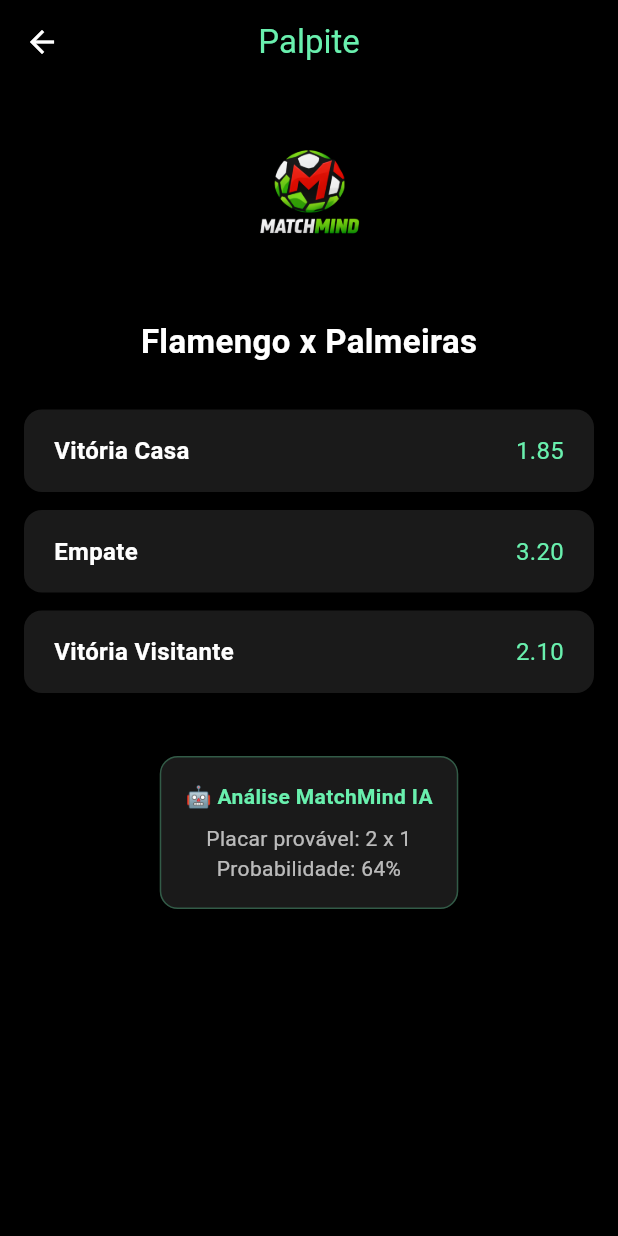
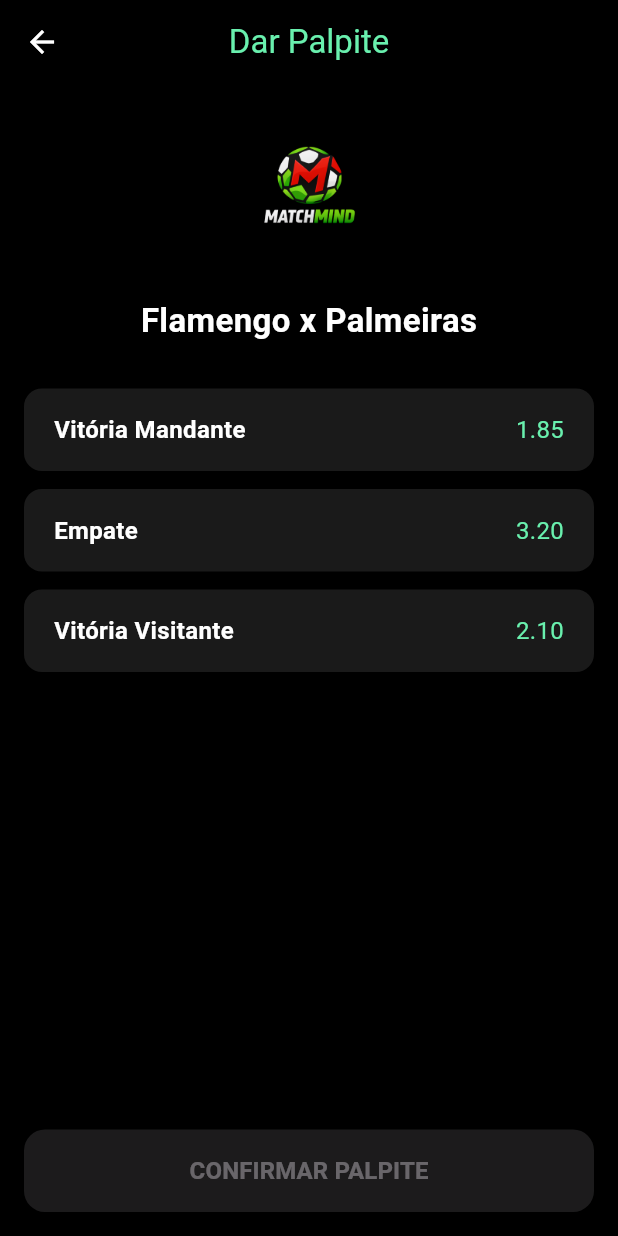
Before and after one commit to Franmateusatelie/matchmind, a Flutter app: the screen it shows after launch, after a tap on "ANALISAR / DAR PALPITE", on a phone screen of 412 x 824 dp. Run offline on Flutter 3.47's test engine with Material 3 defaults, Android fonts, the phone set to English and light mode, and no system bars.

Commit message:
Tela de palpite com seleção e confirmação

```diff
--- a/lib/screens/palpitar_screen.dart
+++ b/lib/screens/palpitar_screen.dart
@@ -19,7 +19,7 @@ class _PalpitarScreenState extends State<PalpitarScreen> {
       appBar: AppBar(
         backgroundColor: Colors.black,
         title: const Text(
-          'Palpite',
+          'Dar Palpite',
           style: TextStyle(color: Colors.greenAccent),
         ),
         centerTitle: true,
@@ -31,10 +31,10 @@ class _PalpitarScreenState extends State<PalpitarScreen> {
             // LOGO
             Image.asset(
               'assets/matchmind_logo.png',
-              height: 120,
+              height: 110,
             ),
 
-            const SizedBox(height: 20),
+            const SizedBox(height: 16),
 
             // JOGO
             Text(
@@ -48,37 +48,63 @@ class _PalpitarScreenState extends State<PalpitarScreen> {
 
             const SizedBox(height: 30),
 
-            // BOTÕES DE PALPITE
-            palpiteBotao('Vitória Casa', 'HOME', '1.85'),
+            // OPÇÕES DE PALPITE
+            palpiteBotao('Vitória Mandante', 'HOME', '1.85'),
             palpiteBotao('Empate', 'DRAW', '3.20'),
             palpiteBotao('Vitória Visitante', 'AWAY', '2.10'),
 
-            const SizedBox(height: 30),
+            const SizedBox(height: 20),
 
-            // IA SUGESTÃO
+            // MOSTRAR PALPITE ESCOLHIDO
+            if (selected != null)
               Container(
-              padding: const EdgeInsets.all(16),
+                padding: const EdgeInsets.all(14),
                 decoration: BoxDecoration(
                   color: const Color(0xFF1A1A1A),
                   borderRadius: BorderRadius.circular(12),
-                border: Border.all(color: Colors.greenAccent.withOpacity(0.3)),
+                  border: Border.all(color: Colors.greenAccent),
                 ),
-              child: Column(
-                children: const [
-                  Text(
-                    '🤖 Análise MatchMind IA',
-                    style: TextStyle(
+                child: Text(
+                  'Seu palpite: $selected',
+                  style: const TextStyle(
                     color: Colors.greenAccent,
                     fontWeight: FontWeight.bold,
                   ),
                 ),
-                  SizedBox(height: 8),
-                  Text(
-                    'Placar provável: 2 x 1\nProbabilidade: 64%',
-                    style: TextStyle(color: Colors.white70),
-                    textAlign: TextAlign.center,
               ),
-                ],
+
+            const Spacer(),
+
+            // CONFIRMAR PALPITE
+            SizedBox(
+              width: double.infinity,
+              child: ElevatedButton(
+                style: ElevatedButton.styleFrom(
+                  backgroundColor:
+                      selected == null ? Colors.grey : Colors.greenAccent,
+                  foregroundColor: Colors.black,
+                  padding: const EdgeInsets.symmetric(vertical: 16),
+                  shape: RoundedRectangleBorder(
+                    borderRadius: BorderRadius.circular(14),
+                  ),
+                ),
+                onPressed: selected == null
+                    ? null
+                    : () {
+                        ScaffoldMessenger.of(context).showSnackBar(
+                          const SnackBar(
+                            content: Text('Palpite registrado com sucesso!'),
+                            backgroundColor: Colors.green,
+                          ),
+                        );
+                      },
+                child: const Text(
+                  'CONFIRMAR PALPITE',
+                  style: TextStyle(
+                    fontWeight: FontWeight.bold,
+                    fontSize: 16,
+                  ),
+                ),
               ),
             ),
           ],
```
Lines whose indentation alone changed are shown as unchanged.
